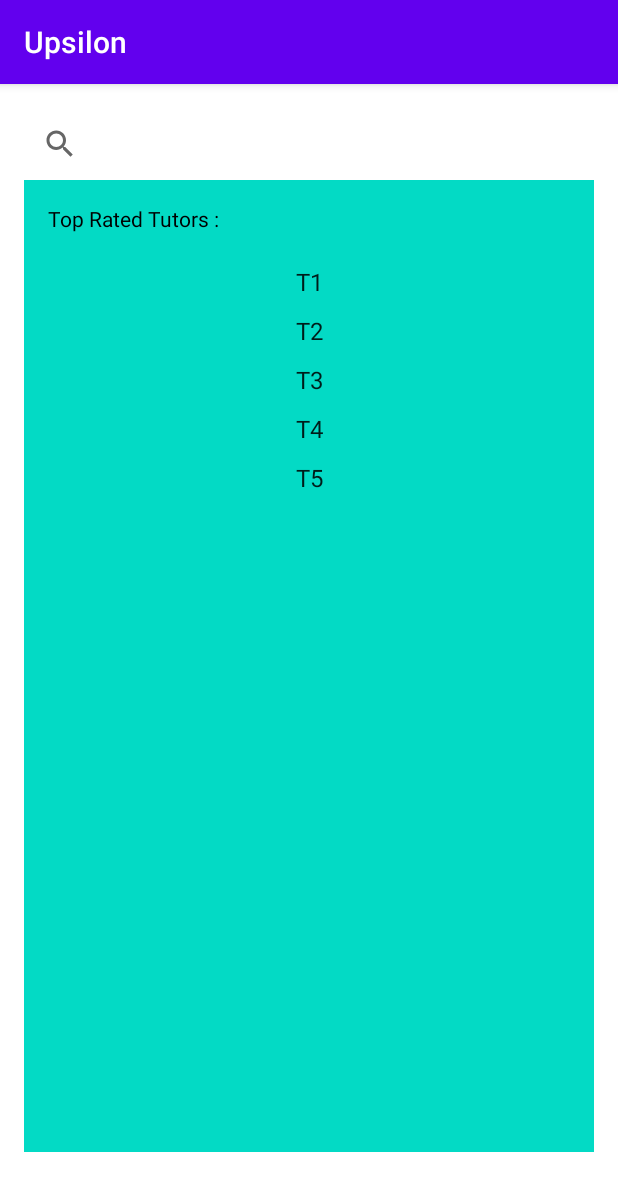
After one commit to sanchitgupta456/Upsilon, an Android app: the SearchActivity screen opened directly, with no data from a screen before it, on a phone screen of 412 x 824 dp. The commit adds this screen. Shown: the top 1191 px of the screen. Run offline under Robolectric (Android 15) with nearby library versions, the phone set to English and light mode, and no system bars.

Commit message:
search_courses.xml

```diff
--- a/app/build.gradle
+++ b/app/build.gradle
@@ -30,4 +30,7 @@ dependencies {
     androidTestImplementation 'androidx.test.ext:junit:1.1.1'
     androidTestImplementation 'androidx.test.espresso:espresso-core:3.2.0'
 
+    //recycler view
+    implementation 'com.android.support:recyclerview-v7:29.0.3'
+
 }
--- a/app/src/main/AndroidManifest.xml
+++ b/app/src/main/AndroidManifest.xml
@@ -16,6 +16,9 @@
                 <category android:name="android.intent.category.LAUNCHER" />
             </intent-filter>
         </activity>
+        <activity android:name=".SearchActivity">
+
+        </activity>
     </application>
 
 </manifest>
--- /dev/null
+++ b/app/src/main/java/com/sanchit/learnzy/CourseListAdapter.java
@@ -0,0 +1,57 @@
+package com.sanchit.learnzy;
+
+import android.content.Context;
+import android.util.Log;
+import android.view.LayoutInflater;
+import android.view.View;
+import android.view.ViewGroup;
+import android.widget.RelativeLayout;
+import android.widget.TextView;
+
+import androidx.annotation.NonNull;
+import androidx.recyclerview.widget.RecyclerView;
+
+import java.util.ArrayList;
+
+public class CourseListAdapter extends RecyclerView.Adapter<CourseListAdapter.ViewHolder> {
+
+    private static final String TAG = "CourseListAdapter";
+
+    private ArrayList<String> courseNames = new ArrayList<>();
+    private Context context;
+
+    public CourseListAdapter(Context context, ArrayList<String> courseNames) {
+        this.courseNames = courseNames;
+        this.context = context;
+    }
+
+    @NonNull
+    @Override
+    public ViewHolder onCreateViewHolder(@NonNull ViewGroup parent, int viewType) {
+        View view = LayoutInflater.from(parent.getContext()).inflate(R.layout.course_list_item, parent, false);
+        ViewHolder holder = new ViewHolder(view) ;
+        return holder;
+    }
+
+    @Override
+    public void onBindViewHolder(@NonNull ViewHolder holder, int position) {
+        Log.d(TAG, "onBindViewHolder: added to screen : " + courseNames.get(position));
+        holder.textView.setText(courseNames.get(position));
+    }
+
+    @Override
+    public int getItemCount() {
+        return courseNames.size();
+    }
+
+    public class ViewHolder extends RecyclerView.ViewHolder {
+
+        TextView textView;
+        RelativeLayout relativeLayout;
+        public ViewHolder(@NonNull View itemView) {
+            super(itemView);
+            textView = (TextView)itemView.findViewById(R.id.courseListItemText);
+            relativeLayout = (RelativeLayout)itemView.findViewById(R.id.courseListItem);
+        }
+    }
+}
--- /dev/null
+++ b/app/src/main/java/com/sanchit/learnzy/SearchActivity.java
@@ -0,0 +1,50 @@
+package com.sanchit.learnzy;
+
+import android.os.Bundle;
+import android.os.PersistableBundle;
+import android.util.Log;
+import android.view.View;
+import android.widget.LinearLayout;
+
+import androidx.annotation.Nullable;
+import androidx.appcompat.app.AppCompatActivity;
+import androidx.recyclerview.widget.LinearLayoutManager;
+import androidx.recyclerview.widget.RecyclerView;
+
+import java.util.ArrayList;
+
+public class SearchActivity extends AppCompatActivity {
+    private static final String TAG = "SearchActivity";
+
+    private ArrayList<String> courseNames = new ArrayList<>();
+
+
+
+    @Override
+    protected void onCreate(@Nullable Bundle savedInstanceState) {
+        super.onCreate(savedInstanceState);
+        setContentView(R.layout.search_courses);
+        Log.d(TAG, "onCreate: started.");
+        initCourseNames();
+
+
+    }
+
+    private void initCourseNames () {
+        Log.d(TAG, "initCourseNames: added names.");
+        courseNames.add("T1") ;
+        courseNames.add("T2") ;
+        courseNames.add("T3") ;
+        courseNames.add("T4") ;
+        courseNames.add("T5") ;
+
+        initRecyclerView();
+    }
+
+    private void initRecyclerView () {
+        RecyclerView recyclerView = findViewById(R.id.courseList) ;
+        CourseListAdapter adapter = new CourseListAdapter(this, courseNames);
+        recyclerView.setAdapter(adapter);
+        recyclerView.setLayoutManager(new LinearLayoutManager(this));
+    }
+}
--- /dev/null
+++ b/app/src/main/res/layout/course_list_item.xml
@@ -0,0 +1,19 @@
+<?xml version="1.0" encoding="utf-8"?>
+<RelativeLayout
+    xmlns:android="http://schemas.android.com/apk/res/android"
+    android:layout_width="match_parent"
+    android:layout_height="wrap_content"
+    style="@style/AppTheme"
+    android:id="@+id/courseListItem">
+
+    <TextView
+        android:id="@+id/courseListItemText"
+        android:layout_width="match_parent"
+        android:layout_height="wrap_content"
+        android:textSize="@dimen/text_margin"
+        android:textAlignment="center"
+        android:gravity="center"
+        android:padding="5dp"
+        style="@style/AppTheme"/>
+
+</RelativeLayout>
--- /dev/null
+++ b/app/src/main/res/layout/search_courses.xml
@@ -0,0 +1,44 @@
+<?xml version="1.0" encoding="utf-8"?>
+<RelativeLayout xmlns:android="http://schemas.android.com/apk/res/android"
+    android:layout_width="match_parent"
+    android:layout_height="match_parent"
+    xmlns:app="http://schemas.android.com/apk/res-auto"
+    android:padding="@dimen/text_margin"
+    android:id="@+id/searchLayout"
+    android:background="@color/colorWhite">
+
+    <androidx.appcompat.widget.SearchView
+        android:layout_width="match_parent"
+        android:layout_height="wrap_content"
+        android:id="@+id/searchView"
+        android:background="@color/colorWhite">
+
+
+    </androidx.appcompat.widget.SearchView>
+    <LinearLayout
+        android:layout_width="match_parent"
+        android:layout_height="match_parent"
+        android:id="@+id/courseListBox"
+        android:layout_below="@id/searchView"
+        android:orientation="vertical"
+        android:background="@color/colorAccent"
+        android:padding="@dimen/text_margin"
+        android:layout_marginBottom="40dp">
+        <TextView
+            android:layout_width="match_parent"
+            android:layout_height="wrap_content"
+            android:text="@string/top_rated_tutors_string"
+            android:id="@+id/topratedText"
+            android:textColor="@color/colorBlack"/>
+        <androidx.recyclerview.widget.RecyclerView
+            android:layout_width="match_parent"
+            android:layout_height="match_parent"
+            android:id="@+id/courseList"
+            android:padding="@dimen/text_margin"
+            android:theme="@style/AppTheme">
+
+        </androidx.recyclerview.widget.RecyclerView>
+    </LinearLayout>
+
+
+</RelativeLayout>
--- a/app/src/main/res/values/colors.xml
+++ b/app/src/main/res/values/colors.xml
@@ -3,4 +3,6 @@
     <color name="colorPrimary">#6200EE</color>
     <color name="colorPrimaryDark">#3700B3</color>
     <color name="colorAccent">#03DAC5</color>
+    <color name="colorBlack">#000000</color>
+    <color name="colorWhite">#ffffff</color>
 </resources>
--- /dev/null
+++ b/app/src/main/res/values/dimen.xml
@@ -0,0 +1,4 @@
+<?xml version="1.0" encoding="utf-8"?>
+<resources>
+    <dimen name="text_margin">16sp</dimen>
+</resources>
--- a/app/src/main/res/values/strings.xml
+++ b/app/src/main/res/values/strings.xml
@@ -1,13 +1,8 @@
 <resources>
-    <string name="app_name">Learnzy</string>
+    <string name="app_name">Upsilon</string>
     <string name="aboutTitleText">About us.</string>
     <string name="aboutText">
         *About page descriptive text comes here*
-        \n*New line*
-        \n*Blah blah sth ......... buhvuvwevdj3hgwvedhj2vbjedh3jehvdjh3hevjh3vjhexv3jwhevxjwvejhxhvwjvsyxyv3euyd3uyedu3y2euxbw3uev3u4dv3uvexuwvxv3edv3ytetvd32vexytve3vy4dvy3tdy3vevdubxyu
-        \n*Break Line*
-        _________________________________________________________________________________________________________________________________________________________________________________
-        \n\n*double new line*
-        \n\n\n*three times new line*
     </string>
+    <string name="top_rated_tutors_string">Top Rated Tutors :</string>
 </resources>
```
